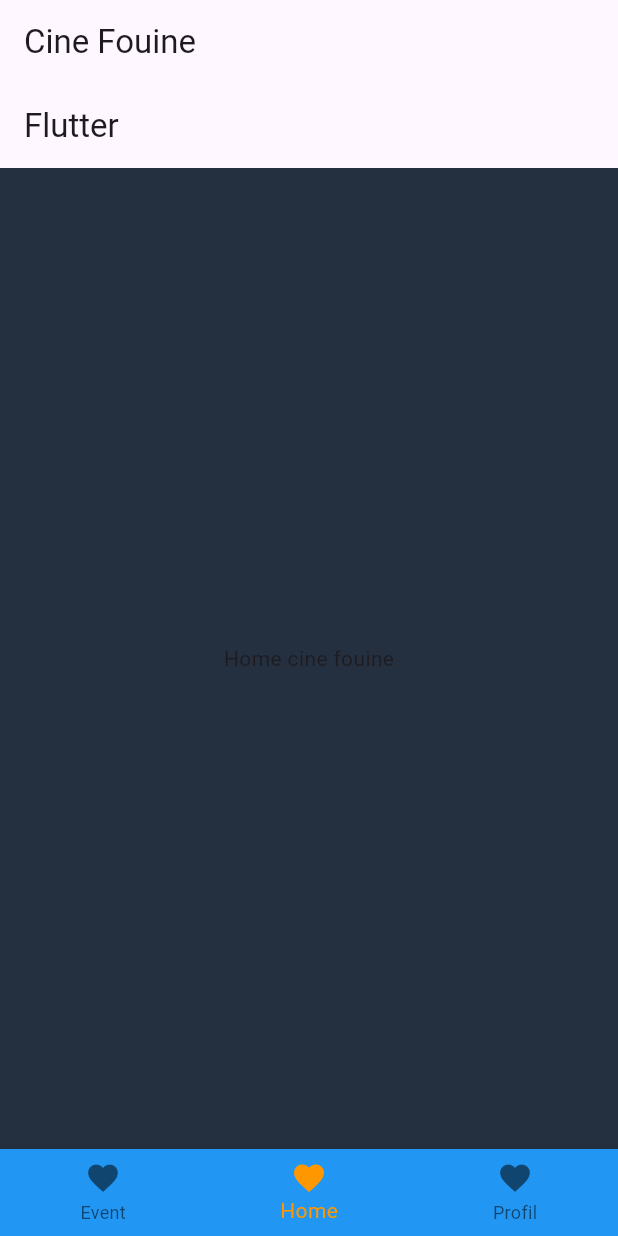
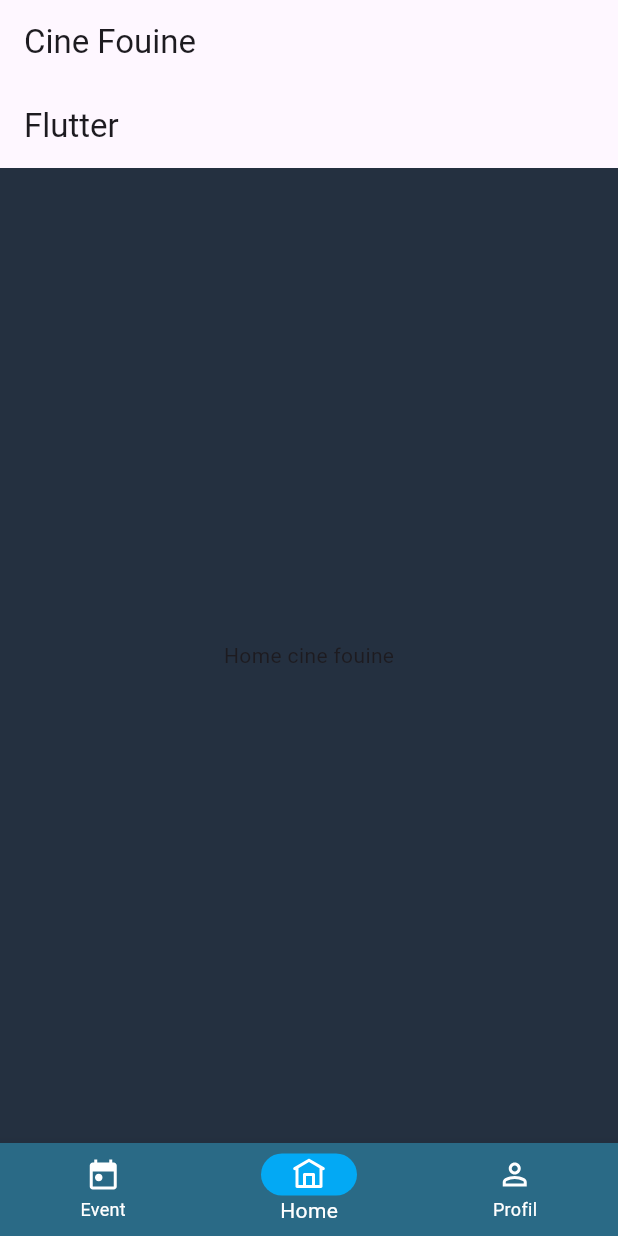
Before and after one commit to Projet-Final-5IRC/ProjetFinal, a Flutter app: the screen it shows after launch, on a phone screen of 412 x 824 dp. Run offline on Flutter 3.47's test engine with Material 3 defaults, Android fonts, the phone set to English and light mode, and no system bars; our stand-ins replace auto_route, flutter_riverpod, flutter_svg, riverpod_annotation; generated files the repository leaves out were written again.

Commit message:
ajout bottom nav bar

```diff
--- a/front-mobile/cinefouine/lib/modules/bottomNavigation/view.dart
+++ b/front-mobile/cinefouine/lib/modules/bottomNavigation/view.dart
@@ -2,6 +2,7 @@ import 'package:auto_route/auto_route.dart';
 import 'package:cinefouine/router/app_router.dart';
 import 'package:flutter/material.dart';
 import 'package:flutter_riverpod/flutter_riverpod.dart';
+import 'package:flutter_svg/svg.dart';
 import 'package:riverpod_annotation/riverpod_annotation.dart';
 
 part 'view.g.dart';
@@ -36,20 +37,21 @@ class BottomNavigationView extends ConsumerWidget {
           ),
           body: ProviderScope(child: child),
           bottomNavigationBar: BottomNavigationBar(
-            backgroundColor: Colors.blue,
-            fixedColor: Colors.orange,
+            backgroundColor: Color(0xFF2A6A86),
+            selectedItemColor: Colors.white,
+            unselectedItemColor: Colors.white,
             currentIndex: tabsRouter.activeIndex,
             items: [
               BottomNavigationBarItem(
-                icon: Icon(Icons.favorite),
+                icon: _buildCustomIcon('assets/icons/calendar_icon.svg', tabsRouter.activeIndex == 0),
                 label: "Event",
               ),
-              BottomNavigationBarItem(
-                icon: Icon(Icons.favorite),
+                BottomNavigationBarItem(
+                icon: _buildCustomIcon('assets/icons/home_icon.svg', tabsRouter.activeIndex == 1),
                 label: "Home",
               ),
               BottomNavigationBarItem(
-                icon: Icon(Icons.favorite),
+                icon: _buildCustomIcon('assets/icons/profil_icon.svg', tabsRouter.activeIndex == 2),
                 label: "Profil",
               ),
             ],
@@ -64,4 +66,24 @@ class BottomNavigationView extends ConsumerWidget {
       },
     );
   }
+
+  Widget _buildCustomIcon(String svgPath, bool isSelected) {
+    return Stack(
+      alignment: Alignment.center,
+      children: [
+        if (isSelected)
+          Container(
+            width: 64,
+            padding: EdgeInsets.symmetric(vertical: 14),
+            decoration: BoxDecoration(
+              color: Colors.lightBlue,
+              borderRadius: BorderRadius.circular(20),
+            ),
+          ),
+        SvgPicture.asset(
+          svgPath,
+        ),
+      ],
+    );
+  }
 }
```
Also changed, not shown: front-mobile/cinefouine/pubspec.yaml (+6 -1 lines), front-mobile/cinefouine/assets/icons/calendar_icon.svg (added), front-mobile/cinefouine/assets/icons/home_icon.svg (added), front-mobile/cinefouine/assets/icons/profil_icon.svg (added), front-mobile/cinefouine/pubspec.lock.
